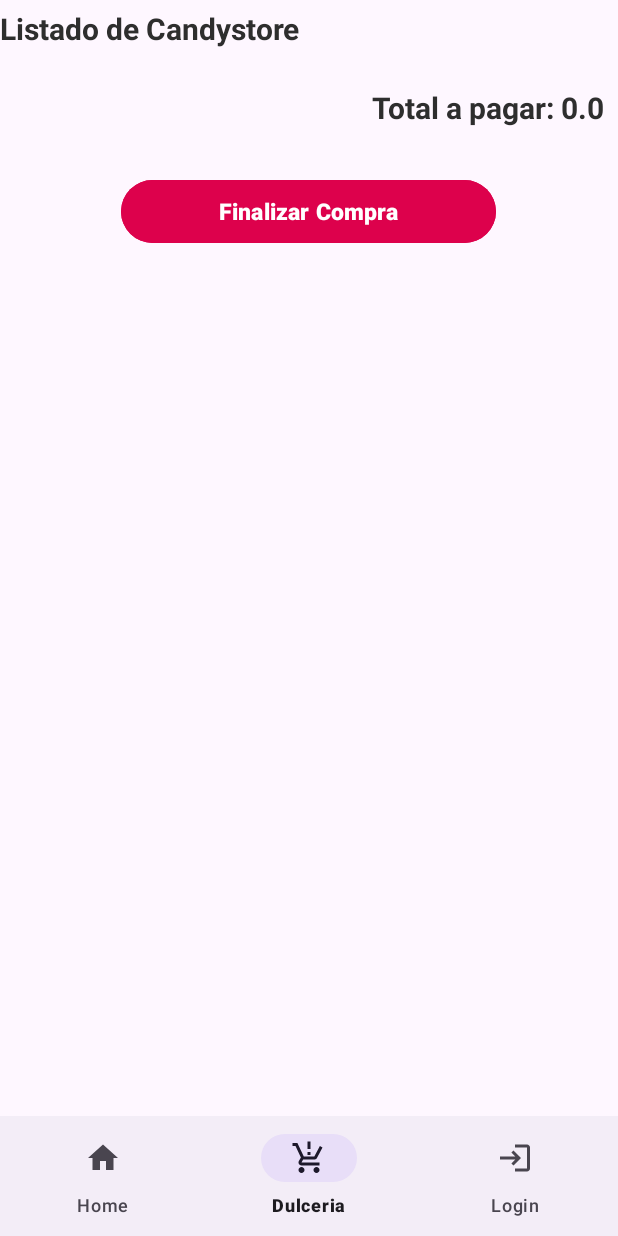
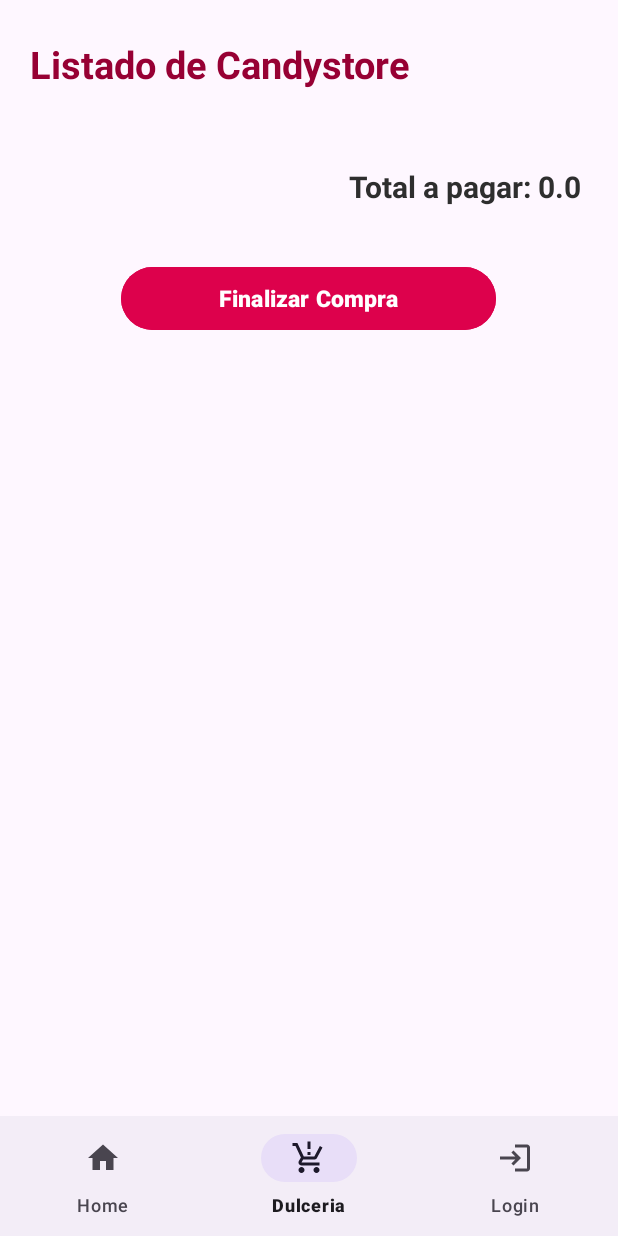
Before and after one commit to FrankTarco/retoAndroidCP, an Android app: the screen it shows after launch (MainActivity), item 2 of the bottom bar chosen, on a phone screen of 412 x 824 dp. Run offline under Robolectric (Android 15) with nearby library versions, the phone set to English and light mode, and no system bars; our stand-ins replace Firebase (no records; nobody signed in at launch, a user with empty details on screens opened directly); libraries missing offline, so code that uses them is left out: com.denzcoskun.imageslider; 3 statements that could not run were skipped.

```diff
--- a/app/src/main/java/com/example/proyectotrabajo/adapter/CandyAdapter.java
+++ b/app/src/main/java/com/example/proyectotrabajo/adapter/CandyAdapter.java
@@ -79,7 +79,6 @@ public class CandyAdapter extends RecyclerView.Adapter<CandyAdapter.ViewHolder>
                 public void onClick(View view) {
                     if(Integer.parseInt(edtCantidad.getText().toString()) > 0){
                         obj.setQuantity(obj.getQuantity()-1);
-                       // int calcular = Integer.parseInt(edtCantidad.getText().toString()) - 1;
                         edtCantidad.setText(String.valueOf(obj.getQuantity()));
                         if (onQuantityChangeListener != null) {
                             onQuantityChangeListener.onQuantityChanged();
@@ -92,7 +91,6 @@ public class CandyAdapter extends RecyclerView.Adapter<CandyAdapter.ViewHolder>
                 @Override
                 public void onClick(View view) {
                     obj.setQuantity(obj.getQuantity()+1);
-                    //int calcular = Integer.parseInt(edtCantidad.getText().toString()) + 1;
                     edtCantidad.setText(String.valueOf(obj.getQuantity()));
                     if (onQuantityChangeListener != null) {
                         onQuantityChangeListener.onQuantityChanged();
--- a/app/src/main/java/com/example/proyectotrabajo/entity/Candy.java
+++ b/app/src/main/java/com/example/proyectotrabajo/entity/Candy.java
@@ -49,4 +49,5 @@ public class Candy {
     public double getTotalPrice(){
         return Double.parseDouble(price) * quantity;
     }
+
 }
--- a/app/src/main/res/layout/fragment_dulceria.xml
+++ b/app/src/main/res/layout/fragment_dulceria.xml
@@ -24,9 +24,10 @@
                     android:layout_height="wrap_content"
                     android:layout_marginTop="5dp"
                     android:layout_marginBottom="10dp"
+                    android:padding="20dp"
                     android:text="Listado de Candystore"
-                    android:textColor="#2e2e2e"
-                    android:textSize="20sp"
+                    android:textColor="#970034"
+                    android:textSize="25sp"
                     android:textStyle="bold" />
 
                 <TextView
@@ -35,8 +36,9 @@
                     android:layout_height="wrap_content"
                     android:layout_marginTop="5dp"
                     android:layout_marginBottom="10dp"
+                    android:layout_marginRight="10dp"
                     android:gravity="right"
-                    android:padding="10dp"
+                    android:padding="15dp"
                     android:text="Total (S/.):"
                     android:textColor="#2e2e2e"
                     android:textSize="20sp"
--- a/app/src/main/res/layout/list_candystore.xml
+++ b/app/src/main/res/layout/list_candystore.xml
@@ -26,7 +26,7 @@
                 android:orientation="vertical">
 
                 <ImageView
-                    android:id="@+id/imgPlatilloDC"
+                    android:id="@+id/imgCandyStore"
                     android:layout_width="100dp"
                     android:layout_height="100dp"
                     android:layout_gravity="center_vertical"
@@ -54,7 +54,7 @@
                         android:layout_width="wrap_content"
                         android:layout_height="wrap_content"
                         android:layout_alignParentStart="true"
-                        android:text="Seco de Cabrito"
+                        android:text="Title of product"
                         android:textColor="#302E2E"
                         android:textSize="18sp"
                         android:textStyle="bold" />
@@ -77,7 +77,7 @@
                         android:layout_width="wrap_content"
                         android:layout_height="wrap_content"
                         android:layout_alignParentStart="true"
-                        android:text="Descripcion: Incluye 2 bebidas y una canchita gigante"
+                        android:text="Descripcion:"
                         android:textColor="#302E2E"
                         android:textSize="15sp" />
 
```
Also changed, not shown: app/src/main/java/com/example/proyectotrabajo/DulceriaFragment.java (+15 -1 lines), app/src/main/java/com/example/proyectotrabajo/LoginFragment.java (+10 -1 lines).
